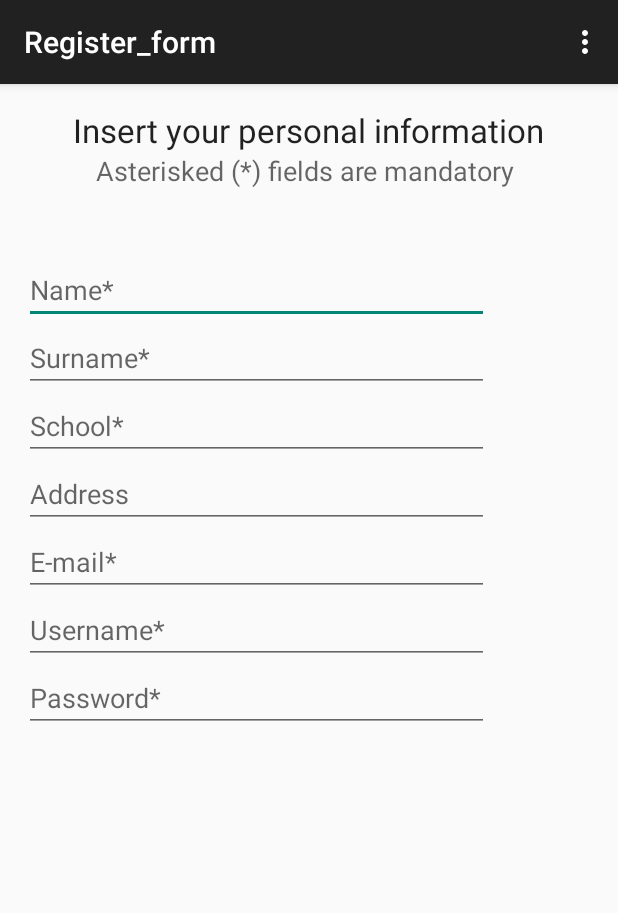
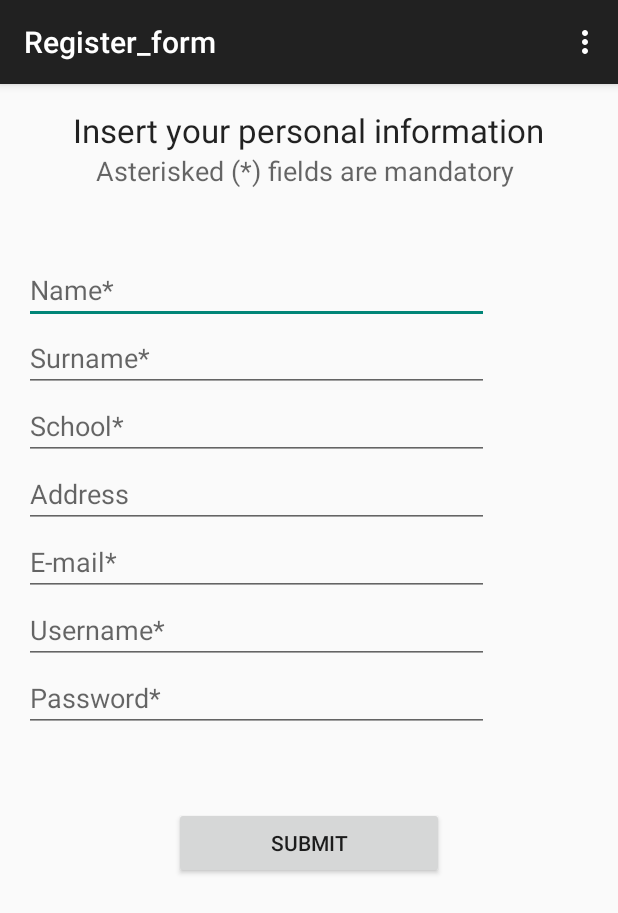
Before and after one commit to raffysommy/EducatioNet, an Android app: the Register_form screen opened directly, with no data from a screen before it, on a phone screen of 412 x 824 dp. Shown: the top 913 px of the screen. Run offline under Robolectric (Android 15) with nearby library versions, the phone set to English and light mode, and no system bars.

Commit message:
Modifica pulsante registrazione (vista orizzontale/verticale)

```diff
--- a/app/build.gradle
+++ b/app/build.gradle
@@ -11,12 +11,7 @@ android {
         versionCode 1
         versionName "1.0"
     }
-
-    buildTypes {debug {
-        debuggable true
-
-
-    }
+    buildTypes {
         release {
             minifyEnabled false
             proguardFiles getDefaultProguardFile('proguard-android.txt'), 'proguard-rules.pro'
--- a/app/src/main/res/layout/activity_register_form.xml
+++ b/app/src/main/res/layout/activity_register_form.xml
@@ -78,9 +78,11 @@
         android:nestedScrollingEnabled="false"
         android:layout_below="@+id/Reg_pass"
         android:layout_centerHorizontal="true"
-        android:layout_marginTop="45dp"
-        android:layout_marginRight="200dp"
-        android:layout_marginLeft="200dp" />
+        android:layout_marginTop="50dp"
+        android:layout_marginRight="100dp"
+        android:layout_marginLeft="100dp"
+        android:layout_alignParentEnd="false"
+        android:layout_alignParentStart="false" />
 
     <EditText
         android:layout_width="fill_parent"
```
Also changed, not shown: 1 other file.
